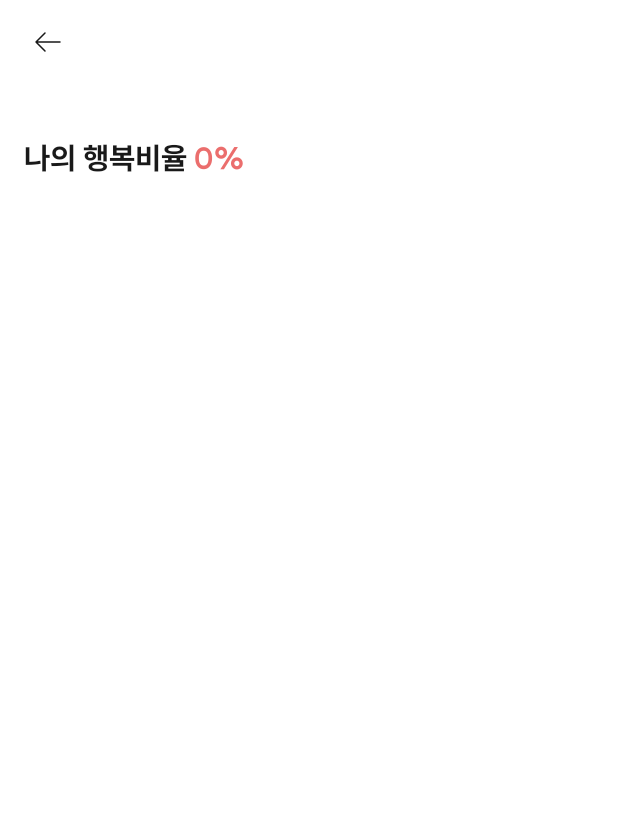
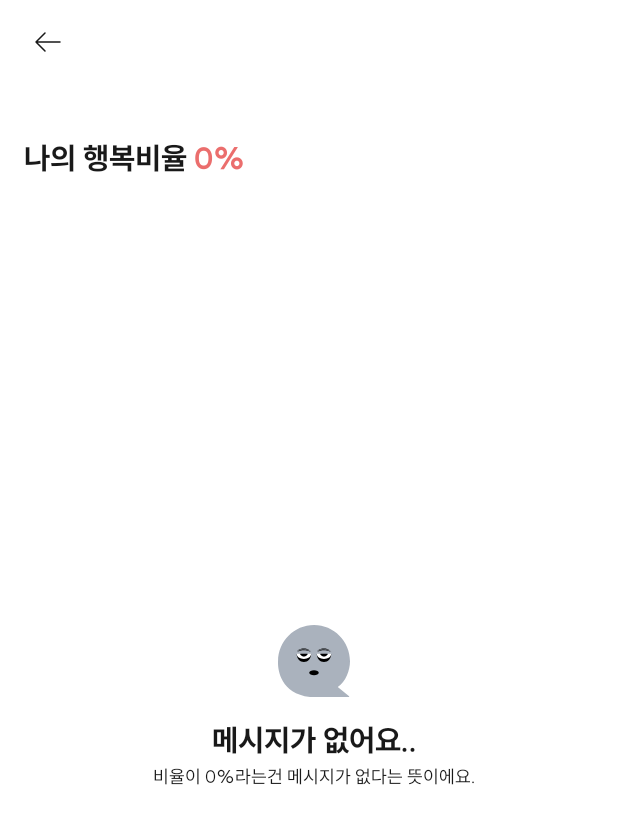
Before and after one commit to RETURN-TO-SOJU/Mongle-Android, an Android app: the EmotionMessagesActivity screen opened directly, with no data from a screen before it, on a phone screen of 412 x 824 dp. Shown: the top 824 px of the screen. Run offline under Robolectric (Android 15) with nearby library versions, the phone set to English and light mode, and no system bars; our stand-ins replace Dagger/Hilt's generated code, Room's generated code, data binding; libraries missing offline, so code that uses them is left out: com.kakao.sdk; network calls fail; 7 statements that could not run were skipped.

Commit message:
feat: 비어있음 UI 추가

```diff
--- a/app/src/main/java/com/rtsoju/mongle/presentation/view/daydetail/DayDetailViewModel.kt
+++ b/app/src/main/java/com/rtsoju/mongle/presentation/view/daydetail/DayDetailViewModel.kt
@@ -65,7 +65,7 @@ class DayDetailViewModel @Inject constructor(
     val diaryText = Transformations.map(_diary) {
         val text = it ?: ""
         if (text.isBlank()) {
-            TextResource(R.string.detail_diary_empty)
+            TextResource(R.string.empty)
         } else {
             TextResource(text)
         }
--- a/app/src/main/java/com/rtsoju/mongle/presentation/view/messages/EmotionMessagesActivity.kt
+++ b/app/src/main/java/com/rtsoju/mongle/presentation/view/messages/EmotionMessagesActivity.kt
@@ -36,7 +36,7 @@ class EmotionMessagesActivity : BaseDataActivity<ActivityEmotionMessageBinding>(
         viewModel.attachDefaultHandlers(this)
         viewModel.initializeByIntent(intent)
 
-        if (viewModel.needShowUnlockDialog()) {
+        viewModel.eventNeedsUnlock.observe(this) {
             UnlockByPasswordDialog(this) {
                 viewModel.unlock()
             }.open()
--- a/app/src/main/java/com/rtsoju/mongle/presentation/view/messages/EmotionMessagesViewModel.kt
+++ b/app/src/main/java/com/rtsoju/mongle/presentation/view/messages/EmotionMessagesViewModel.kt
@@ -12,6 +12,7 @@ import com.rtsoju.mongle.domain.usecase.password.DecryptByKeyPasswordUseCase
 import com.rtsoju.mongle.domain.usecase.password.HasDataKeyPasswordUseCase
 import com.rtsoju.mongle.exception.CannotDecryptException
 import com.rtsoju.mongle.presentation.base.BaseViewModel
+import com.rtsoju.mongle.presentation.util.SingleLiveEvent
 import com.rtsoju.mongle.presentation.util.TextResource
 import com.rtsoju.mongle.presentation.util.asLiveData
 import com.rtsoju.mongle.presentation.util.getSerializableExtraCompat
@@ -33,8 +34,14 @@ class EmotionMessagesViewModel @Inject constructor(
 
     private val _messages = MutableLiveData(listOf<EmotionMessage>())
     val messages = _messages.asLiveData()
+    val hasMessages = Transformations.map(_messages) {
+        it != null && it.isNotEmpty()
+    }
 
     private val selectedEmotion = MutableLiveData(Emotion.values()[0])
+
+    private val _eventNeedsUnlock = SingleLiveEvent<Unit>()
+    val eventNeedsUnlock = _eventNeedsUnlock.asLiveData()
 
     private val _date = MutableLiveData(LocalDate.now())
     val date = Transformations.map(_date) {
@@ -81,8 +88,11 @@ class EmotionMessagesViewModel @Inject constructor(
                     EmotionMessage(it.emotion, it.sentence)
                 }
                 _messages.postValue(mappedMessages)
+
                 if (useAutoUnlock) {
                     doUnlock(mappedMessages)
+                } else if (mappedMessages.isNotEmpty() && hasDataKeyPassword()) {
+                    _eventNeedsUnlock.post()
                 }
             }
         } else {
@@ -132,8 +142,6 @@ class EmotionMessagesViewModel @Inject constructor(
         }
     }
 
-    fun needShowUnlockDialog() = hasDataKeyPassword() && !useAutoUnlock
-
     companion object {
         const val TAG = "EmotionMessagesViewModel"
         private var useAutoUnlock = false
--- a/app/src/main/java/com/rtsoju/mongle/presentation/view/overview/OverviewViewModel.kt
+++ b/app/src/main/java/com/rtsoju/mongle/presentation/view/overview/OverviewViewModel.kt
@@ -48,7 +48,7 @@ class OverviewViewModel @Inject constructor(
     private val _selectedDayEmotion = MutableLiveData(R.drawable.emotion_anxious)
     val selectedDayEmotion = _selectedDayEmotion.asLiveData()
 
-    private val _diaryFeedback = MutableLiveData(TextResource(R.string.detail_diary_empty))
+    private val _diaryFeedback = MutableLiveData(TextResource(R.string.empty))
     val diaryFeedback = _diaryFeedback.asLiveData()
 
     val hasData = MutableLiveData(false)
--- a/app/src/main/res/layout/activity_emotion_message.xml
+++ b/app/src/main/res/layout/activity_emotion_message.xml
@@ -4,6 +4,8 @@
     xmlns:tools="http://schemas.android.com/tools">
 
     <data>
+
+        <import type="android.view.View" />
 
         <variable
             name="viewModel"
@@ -52,16 +54,53 @@
                 android:textSize="20sp"
                 app:textResource="@{viewModel.proportionText}" />
 
-            <androidx.recyclerview.widget.RecyclerView
-                android:id="@+id/list_emotion_message"
+            <FrameLayout
                 android:layout_width="match_parent"
                 android:layout_height="0dp"
                 android:layout_marginEnd="-8dp"
-                android:layout_weight="1"
-                android:orientation="vertical"
-                app:items="@{viewModel.messages}"
-                app:layoutManager="androidx.recyclerview.widget.GridLayoutManager"
-                app:spanCount="2" />
+                android:layout_weight="1">
+
+                <LinearLayout
+                    android:layout_width="wrap_content"
+                    android:layout_height="wrap_content"
+                    android:layout_gravity="center"
+                    android:gravity="center"
+                    android:orientation="vertical"
+                    android:visibility="@{viewModel.hasMessages ? View.GONE : View.VISIBLE}">
+
+                    <ImageView
+                        android:layout_width="48dp"
+                        android:layout_height="48dp"
+                        android:layout_marginBottom="16dp"
+                        android:src="@drawable/emotion_tired" />
+
+                    <TextView
+                        android:layout_width="wrap_content"
+                        android:layout_height="wrap_content"
+                        android:layout_marginBottom="4dp"
+                        android:gravity="center"
+                        android:text="@string/emotion_message_empty_data_title"
+                        android:textSize="20sp"
+                        android:textStyle="bold" />
+
+                    <TextView
+                        android:layout_width="wrap_content"
+                        android:layout_height="wrap_content"
+                        android:gravity="center"
+                        android:text="@string/emotion_message_empty_data_subtitle"
+                        android:textSize="12sp" />
+
+                </LinearLayout>
+
+                <androidx.recyclerview.widget.RecyclerView
+                    android:id="@+id/list_emotion_message"
+                    android:layout_width="match_parent"
+                    android:layout_height="wrap_content"
+                    android:orientation="vertical"
+                    app:items="@{viewModel.messages}"
+                    app:layoutManager="androidx.recyclerview.widget.GridLayoutManager"
+                    app:spanCount="2" />
+            </FrameLayout>
         </LinearLayout>
     </LinearLayout>
 </layout>
--- a/app/src/main/res/layout/fragment_overview.xml
+++ b/app/src/main/res/layout/fragment_overview.xml
@@ -138,7 +138,7 @@
                         android:layout_width="match_parent"
                         android:layout_height="46dp"
                         android:layout_marginTop="8dp"
-                        android:background="@color/point"
+                        android:background="@drawable/btn_rectangle"
                         android:padding="0dp"
                         android:text="@string/overview_go_tutorial_kakao_export"
                         android:visibility="@{viewModel.hasData ? View.GONE : View.VISIBLE}" />
--- a/app/src/main/res/values/strings.xml
+++ b/app/src/main/res/values/strings.xml
@@ -3,7 +3,6 @@
     <string name="app_subtitle">당신에게 추억을 선물합니다.</string>
 
     <!-- Common -->
-    <string name="empty" />
     <string name="cancel">취소</string>
     <string name="ok">확인</string>
     <string name="keyword_template">#%1$s</string>
@@ -11,6 +10,8 @@
     <string name="watch_later">다음에 볼게요</string>
     <string name="watch_now">지금 볼게요!</string>
     <string name="write_complete">작성완료</string>
+    <string name="empty"><font color="#B2B7BD">비어있음</font></string>
+    <string name="default_notification_channel_id">mongle_firebase_messaging</string>
 
     <string name="wip_title">공사중인 기능이에요</string>
     <string name="wip_subtitle">통계 기능은 아직 개발중이에요…\n다음 버전에 봐요!</string>
@@ -125,7 +126,6 @@
     <!-- Day detail -->
     <string name="detail_diary_title">오늘 하루 기록</string>
     <string name="detail_diary_empty_feedback">기분은 어때요? 자유롭게 일기를 남겨보세요!\n당신의 이야기가 듣고싶어요!</string>
-    <string name="detail_diary_empty"><font color="#B2B7BD">비어있음</font></string>
     <string name="detail_analyzed_title1">나는 어떤 감정들을 느꼈을까?</string>
     <string name="detail_analyzed_title2">아래 감정이들을 눌러보세요 :)</string>
     <string name="detail_photos_title">이날 찍은 사진들</string>
@@ -155,7 +155,10 @@
     <string name="leaving_message_3">연결된 소셜 계정 정보가 삭제됩니다.</string>
     <string name="leaving_message_agree">안내사항을 확인하고 회원탈퇴에 동의</string>
     <string name="leaving_ok">탈퇴하기</string>
-    <string name="default_notification_channel_id">mongle_firebase_messaging</string>
+
+    <!-- Emotion Messages -->
+    <string name="emotion_message_empty_data_title">메시지가 없어요..</string>
+    <string name="emotion_message_empty_data_subtitle">비율이 0%라는건 메시지가 없다는 뜻이에요.</string>
     <string name="emotion_message_proportion">나의 %1$s비율 <font color="#EB6E6D">%2$d%%</font></string>
 
     <!-- Name setting -->
```
Also changed, not shown: app/src/main/res/drawable/btn_rectangle.xml (added, +17 -0 lines), app/src/main/res/layout/activity_day_detail.xml (+26 -7 lines).
